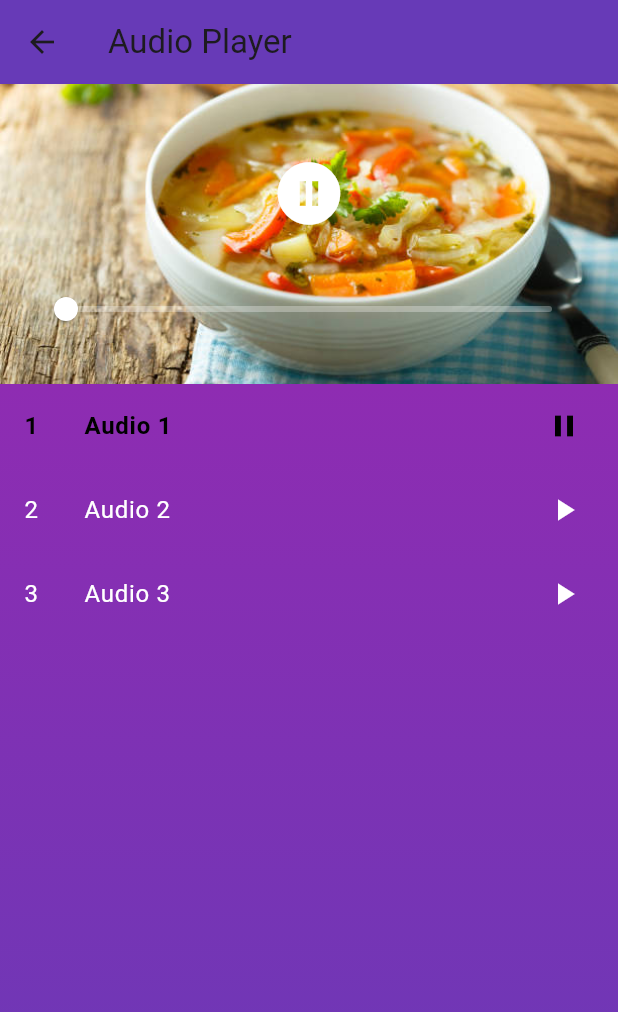
After one commit to Muhammedojo/Guliva, a Flutter app: the AudioPlayerPage screen opened directly, after a tap on the "play circle" icon, on a phone screen of 412 x 824 dp. The commit adds this screen. Shown: the top 1012 px of the screen. Run offline on Flutter 3.47's test engine with Material 3 defaults, Android fonts, the light colour scheme and no system bars; our stand-ins replace audioplayers, chewie, dio, equatable, flutter_bloc, flutter_easyloading and 6 more.

Commit message:
Added audio player

```diff
--- /dev/null
+++ b/lib/features/home/widget/audio_page.dart
@@ -0,0 +1,197 @@
+import 'package:audioplayers/audioplayers.dart';
+import 'package:flutter/material.dart';
+import 'package:guliva/core/utils/ui_state.dart';
+import 'package:guliva/core/utils/utils.dart';
+
+class AudioPlayerPage extends StatefulWidget {
+  const AudioPlayerPage({super.key});
+
+  @override
+  // ignore: library_private_types_in_public_api
+  _AudioPlayerPageState createState() => _AudioPlayerPageState();
+}
+
+class _AudioPlayerPageState extends State<AudioPlayerPage> {
+  final audioPlayer = AudioPlayer();
+  Duration? duration;
+  Duration? position;
+  PlayerState playerState = PlayerState.stopped;
+  bool isPlaying = false;
+  int currentIndex = 0;
+
+  List<String> audioUrls = [
+    "https://www.soundhelix.com/examples/mp3/SoundHelix-Song-1.mp3",
+    "https://filesamples.com/samples/audio/mp3/sample1.mp3",
+    "https://www.learningcontainer.com/wp-content/uploads/2020/02/Kalimba.mp3",
+  ];
+
+  @override
+  void initState() {
+    super.initState();
+    initAudioPlayer();
+  }
+
+  Future<void> initAudioPlayer() async {
+    audioPlayer.onDurationChanged.listen((d) => setState(() => duration = d));
+    audioPlayer.onPositionChanged.listen((p) => setState(() => position = p));
+    audioPlayer.onPlayerStateChanged.listen((state) {
+      setState(() => playerState = state);
+      if (state == PlayerState.completed) onNext();
+    });
+  }
+
+  Future<void> playAudio(String url) async {
+    await audioPlayer.play(UrlSource(url));
+    setState(() => isPlaying = true);
+  }
+
+  Future<void> pauseAudio() async {
+    await audioPlayer.pause();
+    setState(() => isPlaying = false);
+  }
+
+  void onAudioSelected(int index) {
+    if (currentIndex != index) {
+      setState(() {
+        currentIndex = index;
+        isPlaying = false;
+        position = Duration.zero;
+      });
+      playAudio(audioUrls[currentIndex]);
+    }
+  }
+
+  void onNext() {
+    if (currentIndex < audioUrls.length - 1) {
+      onAudioSelected(currentIndex + 1);
+    }
+  }
+
+  @override
+  void dispose() {
+    audioPlayer.dispose();
+    super.dispose();
+  }
+
+  @override
+  Widget build(BuildContext context) {
+    return Scaffold(
+      appBar: AppBar(
+        title: const Text('Audio Player'),
+        backgroundColor: Colors.deepPurple,
+      ),
+      body: Container(
+        decoration: BoxDecoration(
+          gradient: LinearGradient(
+            begin: Alignment.topCenter,
+            end: Alignment.bottomCenter,
+            colors: [Colors.purple, Colors.deepPurple],
+          ),
+        ),
+        child: Column(
+          mainAxisAlignment: MainAxisAlignment.center,
+          children: [
+            Container(
+              height: 200,
+              width: double.infinity,
+              decoration: const BoxDecoration(
+                image: DecorationImage(
+                  image: AssetImage(
+                    'assets/images/soup.jpg',
+                  ),
+                  fit: BoxFit.cover,
+                ),
+              ),
+              child: Column(
+                children: [
+                  const SizedBox(height: 40),
+                  Row(
+                    mainAxisAlignment: MainAxisAlignment.center,
+                    children: [
+                      IconButton(
+                        iconSize: 50,
+                        icon: Icon(
+                          isPlaying ? Icons.pause_circle : Icons.play_circle,
+                          color: Colors.white,
+                        ),
+                        onPressed: () {
+                          if (isPlaying) {
+                            pauseAudio();
+                          } else {
+                            playAudio(audioUrls[currentIndex]);
+                          }
+                        },
+                      ),
+                    ],
+                  ),
+                  const SizedBox(height: 20),
+                  Padding(
+                    padding: const EdgeInsets.symmetric(horizontal: 20),
+                    child: SliderTheme(
+                      data: SliderTheme.of(context).copyWith(
+                        trackHeight: 4,
+                        thumbShape:
+                            const RoundSliderThumbShape(enabledThumbRadius: 8),
+                        thumbColor: Colors.white,
+                        activeTrackColor: Colors.white70,
+                        inactiveTrackColor: Colors.white30,
+                      ),
+                      child: Slider(
+                        value: (position?.inMilliseconds ?? 0) /
+                            (duration?.inMilliseconds ?? 1),
+                        onChanged: (value) {
+                          audioPlayer.seek(Duration(
+                              milliseconds:
+                                  (duration!.inMilliseconds * value).toInt()));
+                        },
+                      ),
+                    ),
+                  ),
+                ],
+              ),
+            ),
+            Expanded(
+              child: ListView.builder(
+                itemCount: audioUrls.length,
+                itemBuilder: (context, index) {
+                  bool isCurrentPlaying = index == currentIndex && isPlaying;
+                  return ListTile(
+                    tileColor: isCurrentPlaying
+                        ? Colors.orange
+                        : index == currentIndex
+                            ? Colors.purple.shade200
+                            : Colors.transparent,
+                    leading: Text(
+                      '${index + 1}',
+                      style: TextStyle(
+                        fontSize: 16,
+                        color: isCurrentPlaying ? Colors.black : Colors.white,
+                        fontWeight: isCurrentPlaying
+                            ? FontWeight.bold
+                            : FontWeight.normal,
+                      ),
+                    ),
+                    title: Text(
+                      'Audio ${index + 1}',
+                      style: TextStyle(
+                        color: isCurrentPlaying ? Colors.black : Colors.white,
+                        fontWeight: isCurrentPlaying
+                            ? FontWeight.bold
+                            : FontWeight.normal,
+                      ),
+                    ),
+                    onTap: () => onAudioSelected(index),
+                    trailing: Icon(
+                      isCurrentPlaying ? Icons.pause : Icons.play_arrow,
+                      color: isCurrentPlaying ? Colors.black : Colors.white,
+                    ),
+                  );
+                },
+              ),
+            ),
+          ],
+        ),
+      ),
+    );
+  }
+}
--- a/pubspec.yaml
+++ b/pubspec.yaml
@@ -30,6 +30,7 @@ environment:
 dependencies:
   flutter:
     sdk: flutter
+  audioplayers: ^6.1.0
   cupertino_icons: ^1.0.2
   chewie: ^1.8.5
   flutter_screenutil: ^5.9.3
```
Also changed, not shown: lib/features/home/view/home.dart (+21 -3 lines), pubspec.lock, 6 other files.
